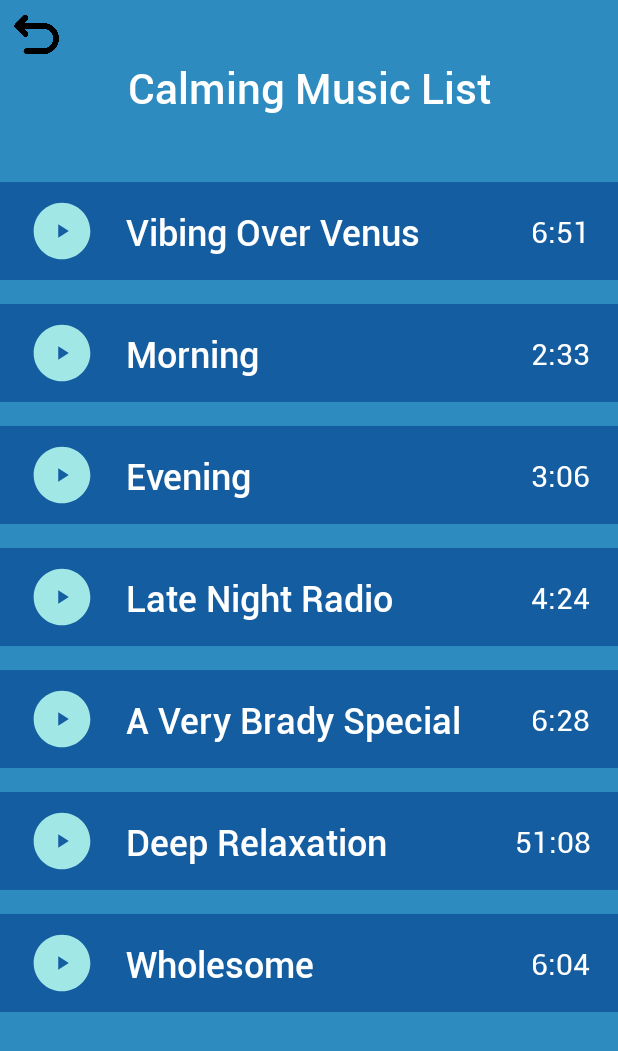
After one commit to BladeLucas27/CalmCode, an Android app built with Jetpack Compose: the CalmingMusicActivity screen opened directly, with no data from a screen before it, on a phone screen of 412 x 824 dp. The commit adds this screen. Shown: the top 1051 px of the screen. Run offline under Robolectric (Android 15) with nearby library versions, the phone set to English and light mode, and no system bars.

Commit message:
Uploaded ListView

```diff
--- /dev/null
+++ b/CalmCode/app/src/main/java/com/example/calmcode/CalmingMusicActivity.kt
@@ -0,0 +1,50 @@
+package com.example.calmcode
+
+import android.app.Activity
+import android.content.Intent
+import android.os.Bundle
+import android.widget.ImageButton
+import android.widget.ListView
+import android.widget.Toast
+import androidx.activity.enableEdgeToEdge
+import androidx.appcompat.app.AppCompatActivity
+import androidx.core.view.ViewCompat
+import androidx.core.view.WindowInsetsCompat
+import com.example.calmcode.data.MusicTrack
+import com.example.calmcode.helper.MusicTracksCustomListViewAdapter
+import kotlin.time.Duration
+import kotlin.time.Duration.Companion.minutes
+import kotlin.time.Duration.Companion.seconds
+
+class CalmingMusicActivity : Activity() {
+    override fun onCreate(savedInstanceState: Bundle?) {
+        super.onCreate(savedInstanceState)
+        setContentView(R.layout.activity_calming_music)
+
+        val listView = findViewById<ListView>(R.id.CalmingListView)
+
+        val calmingMusicList = listOf(
+            MusicTrack("Vibing Over Venus", 6.minutes + 51.seconds),
+            MusicTrack("Morning", 2.minutes + 33.seconds),
+            MusicTrack("Evening", 3.minutes + 6.seconds),
+            MusicTrack("Late Night Radio", 4.minutes + 24.seconds),
+            MusicTrack("A Very Brady Special", 6.minutes + 28.seconds),
+            MusicTrack("Deep Relaxation", 51.minutes + 8.seconds),
+            MusicTrack("Wholesome", 6.minutes + 4.seconds)
+        )
+
+        listView.adapter = MusicTracksCustomListViewAdapter(
+            this,
+            calmingMusicList,
+            onClick = {
+                musicTrack -> Toast.makeText(this, musicTrack.trackName,
+                Toast.LENGTH_LONG).show()
+            }
+        )
+
+        val btnBack = findViewById<ImageButton>(R.id.btnBack)
+        btnBack.setOnClickListener{
+            startActivity(Intent(this, MusicGenresActivity::class.java))
+        }
+    }
+}
--- /dev/null
+++ b/CalmCode/app/src/main/java/com/example/calmcode/data/MusicTrack.kt
@@ -0,0 +1,10 @@
+package com.example.calmcode.data
+
+import com.example.calmcode.R
+import kotlin.time.Duration.Companion.minutes
+
+data class MusicTrack(
+    var trackName: String = "",
+    var trackLength: kotlin.time.Duration?,
+    var currentStatus: Int = R.drawable.baseline_play_circle_24
+)
--- /dev/null
+++ b/CalmCode/app/src/main/java/com/example/calmcode/helper/MusicTracksCustomListViewAdapter.kt
@@ -0,0 +1,49 @@
+package com.example.calmcode.helper
+
+import android.content.Context
+import android.view.LayoutInflater
+import android.view.View
+import android.view.ViewGroup
+import android.widget.BaseAdapter
+import android.widget.ImageButton
+import android.widget.TextView
+import com.example.calmcode.R
+import com.example.calmcode.data.MusicTrack
+
+class MusicTracksCustomListViewAdapter(
+    private val context: Context,
+    private val musicList: List<MusicTrack>,
+    private val onClick: (MusicTrack) -> Unit) : BaseAdapter() {
+    override fun getCount(): Int = musicList.size
+    override fun getItem(position: Int): Any = musicList[position]
+    override fun getItemId(position: Int): Long = position.toLong()
+    override fun getView(position: Int, convertView: View?, parent: ViewGroup?): View {
+        val view = convertView ?: LayoutInflater.from(context).inflate(R.layout.template_custom_musictracks, parent, false)
+
+        val musicTrack = musicList[position]
+
+        val buttonPic = view.findViewById<ImageButton>(R.id.ivMusicButton)
+        val musicName = view.findViewById<TextView>(R.id.tvMusicTrackName)
+        val musicLength = view.findViewById<TextView>(R.id.tvMusicTrackLength)
+        buttonPic.setImageResource(musicTrack.currentStatus)
+        musicName.setText(musicTrack.trackName)
+        musicLength.setText(musicTrack.trackLength?.toComponents{ _, minutes, seconds, _ ->
+            if(seconds > 10){
+                "${minutes}:${seconds}"
+            } else{
+                "${minutes}:0${seconds}"
+            }
+             })
+
+        view.setOnClickListener {
+            onClick(musicTrack)
+            if(musicTrack.currentStatus == R.drawable.baseline_play_circle_24){
+                musicTrack.currentStatus = R.drawable.baseline_pause_circle_24
+            } else{
+                musicTrack.currentStatus = R.drawable.baseline_play_circle_24
+            }
+            buttonPic.setImageResource(musicTrack.currentStatus)
+        }
+        return view
+    }
+}
--- /dev/null
+++ b/CalmCode/app/src/main/res/drawable/baseline_pause_circle_24.xml
@@ -0,0 +1,5 @@
+<vector xmlns:android="http://schemas.android.com/apk/res/android" android:height="24dp" android:tint="@color/tiff_blue" android:viewportHeight="24" android:viewportWidth="24" android:width="24dp">
+
+    <path android:fillColor="@android:color/white" android:pathData="M12,2C6.48,2 2,6.48 2,12s4.48,10 10,10s10,-4.48 10,-10S17.52,2 12,2zM11,16H9V8h2V16zM15,16h-2V8h2V16z"/>
+
+</vector>
--- /dev/null
+++ b/CalmCode/app/src/main/res/drawable/baseline_play_circle_24.xml
@@ -0,0 +1,5 @@
+<vector xmlns:android="http://schemas.android.com/apk/res/android" android:height="24dp" android:tint="@color/tiff_blue" android:viewportHeight="24" android:viewportWidth="24" android:width="24dp">
+
+    <path android:fillColor="@android:color/white" android:pathData="M12,2C6.48,2 2,6.48 2,12s4.48,10 10,10s10,-4.48 10,-10S17.52,2 12,2zM9.5,16.5v-9l7,4.5L9.5,16.5z"/>
+
+</vector>
--- /dev/null
+++ b/CalmCode/app/src/main/res/layout/activity_calming_music.xml
@@ -0,0 +1,46 @@
+<?xml version="1.0" encoding="utf-8"?>
+<androidx.constraintlayout.widget.ConstraintLayout xmlns:android="http://schemas.android.com/apk/res/android"
+    xmlns:app="http://schemas.android.com/apk/res-auto"
+    xmlns:tools="http://schemas.android.com/tools"
+    android:id="@+id/main"
+    android:layout_width="match_parent"
+    android:layout_height="match_parent"
+    tools:context=".CalmingMusicActivity"
+    android:background="@color/blue">
+    <TextView
+        android:id="@+id/textView"
+        android:layout_width="wrap_content"
+        android:layout_height="wrap_content"
+        android:text="Calming Music List"
+        android:textSize="28sp"
+        app:layout_constraintBottom_toBottomOf="parent"
+        app:layout_constraintEnd_toEndOf="@+id/CalmingListView"
+        app:layout_constraintHorizontal_bias="0.5"
+        app:layout_constraintStart_toStartOf="@+id/CalmingListView"
+        app:layout_constraintTop_toTopOf="parent"
+        app:layout_constraintVertical_bias="0.05"
+        android:textColor="@color/white"
+        android:fontFamily="@font/roboto_medium"/>
+    <ListView
+        android:id="@+id/CalmingListView"
+        android:layout_width="match_parent"
+        android:layout_height="wrap_content"
+        android:layout_marginTop="44dp"
+        android:divider="@color/blue"
+        android:dividerHeight="16dp"
+        app:layout_constraintEnd_toEndOf="parent"
+        app:layout_constraintHorizontal_bias="0.0"
+        app:layout_constraintStart_toStartOf="parent"
+        app:layout_constraintTop_toBottomOf="@+id/textView" />
+    <ImageButton
+        android:id="@+id/btnBack"
+        android:layout_width="30dp"
+        android:layout_height="30dp"
+        android:background="@drawable/backarrow"
+        app:layout_constraintBottom_toBottomOf="parent"
+        app:layout_constraintEnd_toEndOf="parent"
+        app:layout_constraintHorizontal_bias="0.025"
+        app:layout_constraintStart_toStartOf="parent"
+        app:layout_constraintTop_toTopOf="parent"
+        app:layout_constraintVertical_bias="0.01" />
+</androidx.constraintlayout.widget.ConstraintLayout>
--- /dev/null
+++ b/CalmCode/app/src/main/res/layout/template_custom_musictracks.xml
@@ -0,0 +1,49 @@
+<?xml version="1.0" encoding="utf-8"?>
+<androidx.constraintlayout.widget.ConstraintLayout xmlns:android="http://schemas.android.com/apk/res/android"
+    xmlns:app="http://schemas.android.com/apk/res-auto"
+    xmlns:tools="http://schemas.android.com/tools"
+    android:layout_width="match_parent"
+    android:layout_height="match_parent"
+    android:background="@color/navy_blue"
+    android:paddingVertical="10dp">
+    <ImageButton
+        android:id="@+id/ivMusicButton"
+        android:layout_width="45dp"
+        android:layout_height="45dp"
+        android:background="@drawable/baseline_play_circle_24"
+        app:layout_constraintBottom_toBottomOf="parent"
+        app:layout_constraintEnd_toEndOf="parent"
+        app:layout_constraintHorizontal_bias="0.05"
+        app:layout_constraintStart_toStartOf="parent"
+        app:layout_constraintTop_toTopOf="parent"
+        app:layout_constraintVertical_bias="0.5" />
+    <TextView
+        android:id="@+id/tvMusicTrackName"
+        android:layout_width="225dp"
+        android:layout_height="wrap_content"
+        android:fontFamily="@font/roboto_medium"
+        android:text="Music Track Name"
+        android:textSize="24sp"
+        app:layout_constraintBottom_toBottomOf="parent"
+        app:layout_constraintEnd_toEndOf="parent"
+        app:layout_constraintHorizontal_bias="0.45"
+        app:layout_constraintStart_toStartOf="parent"
+        app:layout_constraintTop_toTopOf="parent"
+        app:layout_constraintVertical_bias="0.5"
+        android:textColor="@color/white"
+        android:textAlignment="viewStart"/>
+    <TextView
+        android:id="@+id/tvMusicTrackLength"
+        android:layout_width="wrap_content"
+        android:layout_height="wrap_content"
+        android:fontFamily="@font/roboto_regular"
+        android:text="Length"
+        android:textSize="20sp"
+        app:layout_constraintBottom_toBottomOf="parent"
+        app:layout_constraintEnd_toEndOf="parent"
+        app:layout_constraintHorizontal_bias="0.95"
+        app:layout_constraintStart_toStartOf="parent"
+        app:layout_constraintTop_toTopOf="parent"
+        app:layout_constraintVertical_bias="0.5"
+        android:textColor="@color/white"/>
+</androidx.constraintlayout.widget.ConstraintLayout>
```
Also changed, not shown: CalmCode/app/src/main/AndroidManifest.xml (+6 -1 lines), CalmCode/app/src/main/java/com/example/calmcode/EditProfileActivity.kt (+12 -14 lines), CalmCode/app/src/main/java/com/example/calmcode/MusicGenresActivity.kt (added, +42 -0 lines), CalmCode/app/src/main/java/com/example/calmcode/ProfileActivity.kt (+8 -5 lines), CalmCode/app/src/main/java/com/example/calmcode/app/myApplication.kt (+27 -3 lines), CalmCode/app/src/main/java/com/example/calmcode/utils/KTExtensions.kt (+4 -4 lines), CalmCode/app/src/main/res/layout/activity_music_genres.xml (added, +50 -0 lines).
